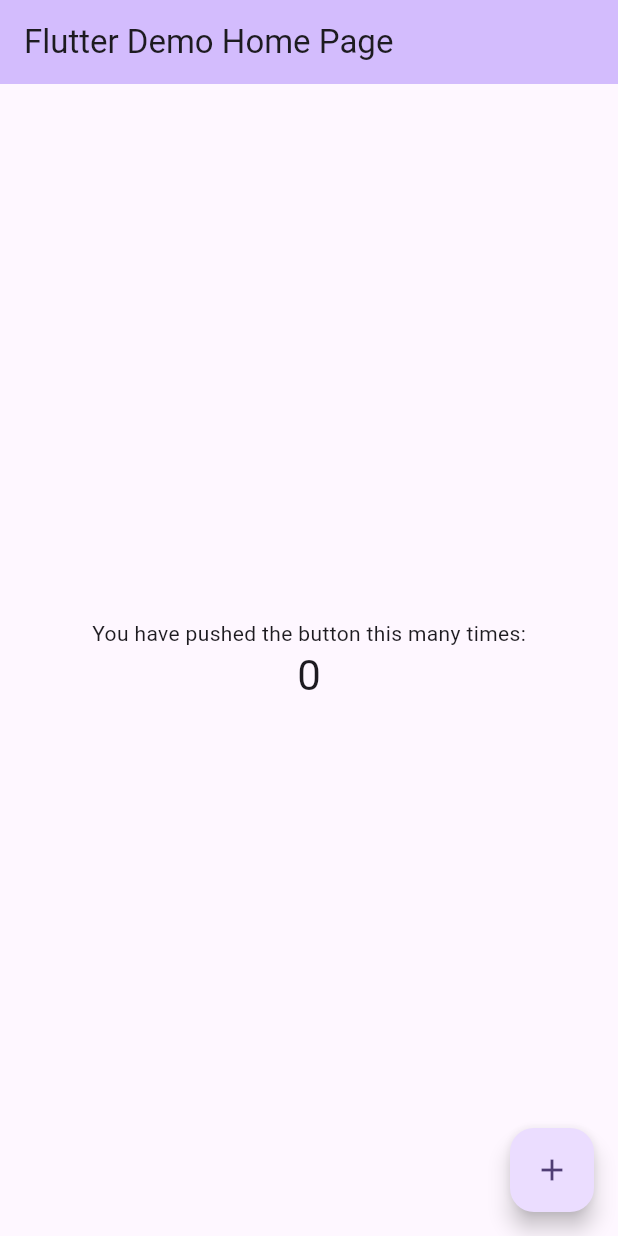
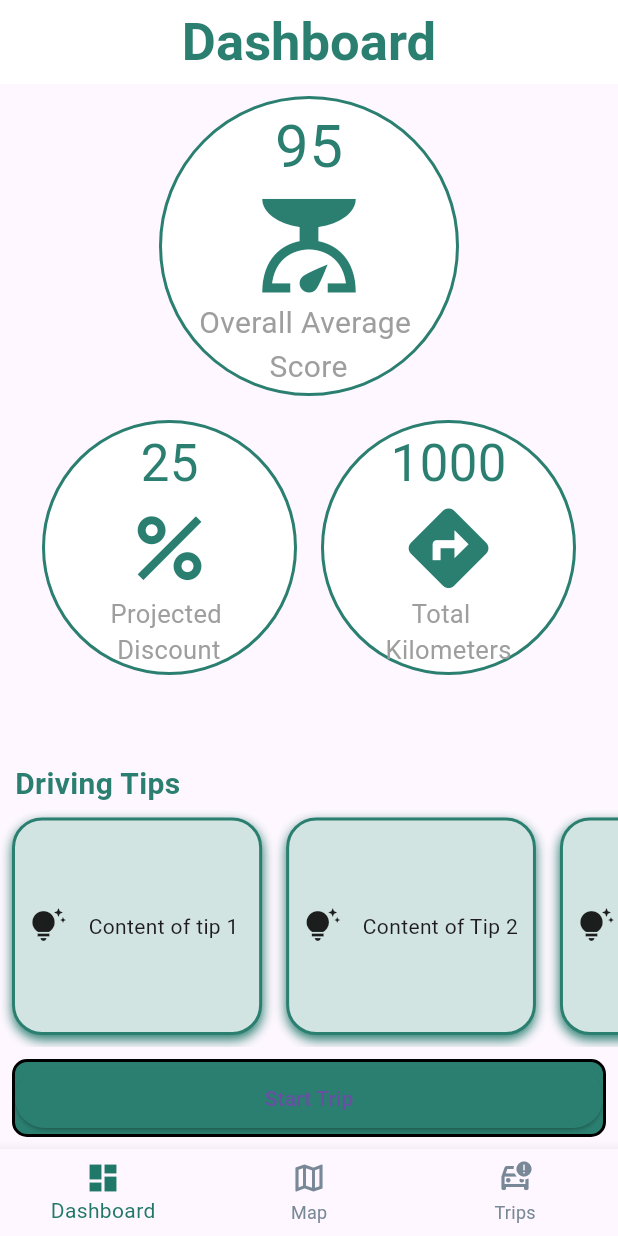
Before and after one commit to FaridaYasserYoussef/DriveSafe, a Flutter app: the screen it shows after launch, on a phone screen of 412 x 824 dp. Run offline on Flutter 3.47's test engine with Material 3 defaults, Android fonts, the phone set to English and light mode, and no system bars; our stand-ins replace get; missing offline and left inert: dart:ffi.

Commit message:
dashboard and nav bar

```diff
--- /dev/null
+++ b/lib/Fragments/dashboardFragmentScreen.dart
@@ -0,0 +1,93 @@
+import 'package:flutter/material.dart';
+import 'package:drivesafe/reusableWidgets/DrivingTipCard.dart';
+import 'package:drivesafe/reusableWidgets/DashboardComponent.dart';
+class DashboardFragmentScreen extends StatelessWidget {
+
+  List<String> listOfTips = ["Content of tip 1 ", "Content of Tip 2", "Content of Tip 3", "Content of Tip 4"];
+
+  @override
+  Widget build(BuildContext context) {
+    return Scaffold(
+      appBar: AppBar(
+        backgroundColor: Colors.white,
+        centerTitle: true,
+        title: Text("Dashboard",
+        style: TextStyle(
+          color: Color(0xFF2b7f70),
+          fontWeight: FontWeight.bold,
+          fontSize: 35)),),
+
+    body: Column(
+      mainAxisSize: MainAxisSize.min,
+      children: [
+      DashboardComponent(compValue: "95", icon: Icons.scale, description: "Overall Average \n         Score", dim: 200, valueSize: 40,iconSize: 75, descriptionSize: 20,),
+
+
+        Row(
+          mainAxisAlignment: MainAxisAlignment.center,
+          children: [
+            // ellipse with projected discount
+           DashboardComponent(compValue: "25", icon: Icons.percent, description: "Projected \n Discount", dim: 170, valueSize: 34, iconSize: 63.75, descriptionSize: 17,),
+
+            // ellipse with Total Kilometers
+          DashboardComponent(compValue: "1000", icon: Icons.directions, description: "    Total \nKilometers", dim: 170, valueSize: 34, iconSize: 63.75, descriptionSize: 17,),
+
+          ],
+        ),
+
+        SizedBox(height: 50,),
+
+        Padding(
+          padding: const EdgeInsets.symmetric(horizontal: 10),
+          child: Row(
+            mainAxisAlignment: MainAxisAlignment.start,
+            children: [
+              Text("Driving Tips", style: TextStyle(
+                color: Color(0xFF2b7f70),
+                fontWeight: FontWeight.bold,
+                fontSize: 20)),
+            ],
+          ),
+        ),
+
+        Expanded(
+          child: ListView.builder(
+            shrinkWrap: true,
+              physics: const AlwaysScrollableScrollPhysics(),
+              itemCount: listOfTips.length,
+              scrollDirection: Axis.horizontal,
+              itemBuilder: (context, index) {
+                return DrivingTipCard(messageContent: listOfTips[index],);
+              },
+          ),
+        ),
+
+        Padding(
+          padding: const EdgeInsets.all(8.0),
+          child: Container(
+            decoration: new BoxDecoration(
+          color: Color(0xFF2b7f70),
+          borderRadius: BorderRadius.circular(10),
+          border: Border.all(
+              color: Colors.black, // Change to the color you desire
+              width: 2.0,),
+              ),
+            child: SizedBox(
+                  width: double.infinity,
+
+              child: ElevatedButton(onPressed: (){},
+               child: Text("Start Trip"),
+               style: ButtonStyle(
+                backgroundColor: MaterialStateProperty.all<Color>(Color(0xFF2b7f70))
+               ),
+
+               ),
+            )
+             ),
+        )
+
+      ],
+    ),
+    );
+  }
+}
--- /dev/null
+++ b/lib/Fragments/dashboardOfFragments.dart
@@ -0,0 +1,67 @@
+import 'package:flutter/material.dart';
+import 'mapFragmentScreen.dart';
+import 'tripFragmentScreen.dart';
+import 'dashboardFragmentScreen.dart';
+import 'package:get/get.dart';
+
+class DashboardOfFragments extends StatelessWidget {
+
+List<Widget> _fragmentScreens = [
+    DashboardFragmentScreen(),
+    MapFragmentScreen(),
+    TripFragmentScreen()
+   ];
+  List _navigationButtonsProperties = [
+     {
+       "active_icon": Icons.dashboard,
+       "non_active_icon": Icons.dashboard_outlined,
+       "label" : "Dashboard"
+     },
+
+     {
+       "active_icon": Icons.map,
+       "non_active_icon": Icons.map_outlined,
+       "label" : "Map"
+     },
+
+     {
+       "active_icon": Icons.car_crash,
+       "non_active_icon": Icons.car_crash_outlined,
+       "label" : "Trips"
+     }
+
+   ];
+
+      RxInt _indexNumber = 0.obs;
+
+
+  @override
+  Widget build(BuildContext context) {
+    return Scaffold(
+      body: SafeArea(
+         child: Obx(
+               ()=> _fragmentScreens[_indexNumber.value]
+           ),
+
+        ),
+        bottomNavigationBar: Obx(() => BottomNavigationBar(
+          currentIndex: _indexNumber.value,
+          onTap: (value) {
+            _indexNumber.value = value;
+          },
+          showSelectedLabels: true,
+          showUnselectedLabels: true,
+          selectedItemColor: const Color(0xFF207868),
+          unselectedItemColor: const Color(0xFF788896),
+          items: List.generate(3, (index) {
+             var navBtnProperty = _navigationButtonsProperties[index];
+                 return BottomNavigationBarItem(
+                     activeIcon: Icon(navBtnProperty["active_icon"]),
+                     label: navBtnProperty["label"],
+                     icon: Icon(navBtnProperty["non_active_icon"]),
+                      backgroundColor: const Color(0xffffffff) );
+          }),
+        )),
+    );
+  }
+}
--- /dev/null
+++ b/lib/Fragments/mapFragmentScreen.dart
@@ -0,0 +1,10 @@
+import 'package:flutter/material.dart';
+
+class MapFragmentScreen extends StatelessWidget {
+  const MapFragmentScreen({super.key});
+
+  @override
+  Widget build(BuildContext context) {
+    return const Placeholder();
+  }
+}
--- /dev/null
+++ b/lib/Fragments/tripFragmentScreen.dart
@@ -0,0 +1,10 @@
+import 'package:flutter/material.dart';
+
+class TripFragmentScreen extends StatelessWidget {
+  const TripFragmentScreen({super.key});
+
+  @override
+  Widget build(BuildContext context) {
+    return const Placeholder();
+  }
+}
--- a/lib/main.dart
+++ b/lib/main.dart
@@ -1,4 +1,8 @@
 import 'package:flutter/material.dart';
+import 'package:get/get.dart';
+import 'package:get/get_navigation/src/root/get_material_app.dart';
+import 'package:flutter/cupertino.dart';
+import "Fragments/dashboardOfFragments.dart";
 
 void main() {
   runApp(const MyApp());
@@ -10,28 +14,8 @@ class MyApp extends StatelessWidget {
   // This widget is the root of your application.
   @override
   Widget build(BuildContext context) {
-    return MaterialApp(
-      title: 'Flutter Demo',
-      theme: ThemeData(
-        // This is the theme of your application.
-        //
-        // TRY THIS: Try running your application with "flutter run". You'll see
-        // the application has a blue toolbar. Then, without quitting the app,
-        // try changing the seedColor in the colorScheme below to Colors.green
-        // and then invoke "hot reload" (save your changes or press the "hot
-        // reload" button in a Flutter-supported IDE, or press "r" if you used
-        // the command line to start the app).
-        //
-        // Notice that the counter didn't reset back to zero; the application
-        // state is not lost during the reload. To reset the state, use hot
-        // restart instead.
-        //
-        // This works for code too, not just values: Most code changes can be
-        // tested with just a hot reload.
-        colorScheme: ColorScheme.fromSeed(seedColor: Colors.deepPurple),
-        useMaterial3: true,
-      ),
-      home: const MyHomePage(title: 'Flutter Demo Home Page'),
+    return GetMaterialApp(
+      home: DashboardOfFragments(),
     );
   }
 }
--- /dev/null
+++ b/lib/reusableWidgets/DashboardComponent.dart
@@ -0,0 +1,56 @@
+import 'dart:ffi';
+
+import 'package:flutter/material.dart';
+
+class DashboardComponent extends StatelessWidget {
+final String compValue;
+final IconData icon;
+final String description;
+final double dim;
+final double valueSize;
+final double iconSize;
+final double descriptionSize;
+  const DashboardComponent({
+    super.key, required this.compValue, required this.icon, required this.description, required this.dim,
+    required this.valueSize, required this.iconSize, required this.descriptionSize
+
+  });
+
+  @override
+  Widget build(BuildContext context) {
+    return Padding(
+      padding: const EdgeInsets.all(8.0),
+      child: Container(
+       width: dim,
+      height: dim,
+      decoration: new BoxDecoration(
+        color: Colors.white,
+        shape: BoxShape.circle,
+        border: Border.all(
+      color: Color(0xFF2b7f70), // Change to the color you desire
+      width: 2.0,),
+      ),
+      child: Column(
+        mainAxisAlignment: MainAxisAlignment.center,
+        children: [
+       Text(compValue, style: TextStyle(
+        fontSize: valueSize,
+        color: Color(0xFF2b7f70)
+       ),),
+
+       Icon(
+  icon,
+  size: iconSize,
+  color: Color(0xFF2b7f70),
+
+),
+
+Text(description, style: TextStyle(
+        fontSize: descriptionSize,
+        color: Colors.grey
+       ),),
+      ]),
+      ),
+    );
+  }
+}
--- /dev/null
+++ b/lib/reusableWidgets/DrivingTipCard.dart
@@ -0,0 +1,42 @@
+import 'package:flutter/material.dart';
+
+class DrivingTipCard extends StatelessWidget {
+  final String? messageContent;
+
+  const DrivingTipCard({this.messageContent});
+
+
+  @override
+  Widget build(BuildContext context) {
+    return Padding(
+      padding: const EdgeInsets.all(8.0),
+      child: Container(
+
+        child: Padding(
+          padding: const EdgeInsets.all(10.0),
+          child: Row(
+            children: [
+              Icon(Icons.tips_and_updates),
+              SizedBox(width: 15,),
+              Text(this.messageContent!)
+            ],
+          ),
+        ),
+
+        decoration: BoxDecoration(color: Color(0xffd2e4e1),
+        borderRadius: BorderRadius.circular(20),
+                        boxShadow: [
+                          BoxShadow(
+                              offset: Offset(0, 3),
+                              blurRadius: 6,
+                              color: Color(0xFF2b7f70)
+                          )
+                        ],
+                        border: Border.all(
+        color: Color(0xFF2b7f70), // Change to the color you desire
+        width: 2.0,)
+        ),
+      ),
+    );
+  }
+}
--- a/pubspec.yaml
+++ b/pubspec.yaml
@@ -34,7 +34,11 @@ dependencies:
 
   # The following adds the Cupertino Icons font to your application.
   # Use with the CupertinoIcons class for iOS style icons.
-  cupertino_icons: ^1.0.2
+  cupertino_icons: ^1.0.6
+  camera: ^0.10.5+9
+  flutter_vision: ^1.1.4
+  get: ^4.6.6
+  font_awesome_flutter: ^10.7.0
 
 dev_dependencies:
   flutter_test:
```
Also changed, not shown: pubspec.lock, 2 other files.
